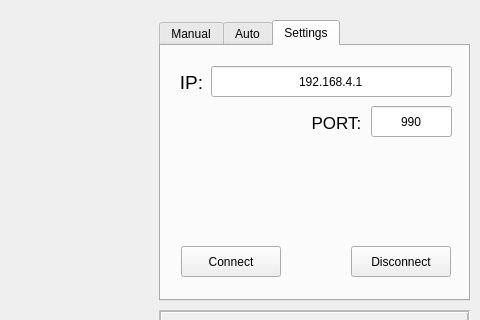
The window that GUI/host_panel.ui (ronnymajani/CarBasicESP32) describes before a commit, drawn with Qt 5; both pictures show x 361 to 841 and y 0 to 320 of the 841 by 608 pixel window.
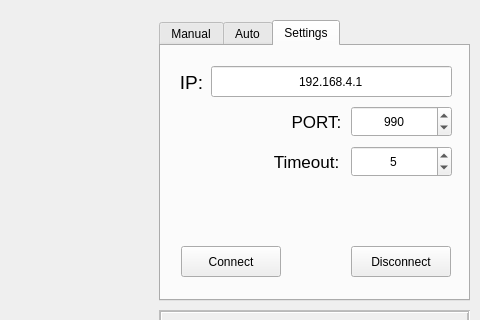
The same window after the commit.

Patch:
```diff
--- a/GUI/host_panel.ui
+++ b/GUI/host_panel.ui
@@ -818,10 +818,10 @@
      <widget class="QLabel" name="controls_settings_port_label">
       <property name="geometry">
        <rect>
-        <x>150</x>
-        <y>66</y>
+        <x>130</x>
+        <y>60</y>
         <width>51</width>
-        <height>21</height>
+        <height>31</height>
        </rect>
       </property>
       <property name="font">
@@ -836,22 +836,6 @@
        <set>Qt::AlignCenter</set>
       </property>
      </widget>
-     <widget class="QLineEdit" name="controls_settings_port_value">
-      <property name="geometry">
-       <rect>
-        <x>210</x>
-        <y>60</y>
-        <width>81</width>
-        <height>31</height>
-       </rect>
-      </property>
-      <property name="text">
-       <string>990</string>
-      </property>
-      <property name="alignment">
-       <set>Qt::AlignCenter</set>
-      </property>
-     </widget>
      <widget class="QPushButton" name="controls_settings_button_connect">
       <property name="geometry">
        <rect>
@@ -865,6 +849,89 @@
        <string>Connect</string>
       </property>
      </widget>
+     <widget class="QSpinBox" name="controls_settings_port_value">
+      <property name="geometry">
+       <rect>
+        <x>190</x>
+        <y>60</y>
+        <width>101</width>
+        <height>31</height>
+       </rect>
+      </property>
+      <property name="wrapping">
+       <bool>false</bool>
+      </property>
+      <property name="frame">
+       <bool>true</bool>
+      </property>
+      <property name="alignment">
+       <set>Qt::AlignCenter</set>
+      </property>
+      <property name="readOnly">
+       <bool>false</bool>
+      </property>
+      <property name="accelerated">
+       <bool>false</bool>
+      </property>
+      <property name="maximum">
+       <number>65535</number>
+      </property>
+      <property name="value">
+       <number>990</number>
+      </property>
+     </widget>
+     <widget class="QLabel" name="controls_settings_port_label_2">
+      <property name="geometry">
+       <rect>
+        <x>110</x>
+        <y>100</y>
+        <width>71</width>
+        <height>31</height>
+       </rect>
+      </property>
+      <property name="font">
+       <font>
+        <pointsize>13</pointsize>
+       </font>
+      </property>
+      <property name="text">
+       <string>Timeout:</string>
+      </property>
+      <property name="alignment">
+       <set>Qt::AlignCenter</set>
+      </property>
+     </widget>
+     <widget class="QSpinBox" name="controls_settings_timeout_value">
+      <property name="geometry">
+       <rect>
+        <x>190</x>
+        <y>100</y>
+        <width>101</width>
+        <height>31</height>
+       </rect>
+      </property>
+      <property name="wrapping">
+       <bool>false</bool>
+      </property>
+      <property name="frame">
+       <bool>true</bool>
+      </property>
+      <property name="alignment">
+       <set>Qt::AlignCenter</set>
+      </property>
+      <property name="readOnly">
+       <bool>false</bool>
+      </property>
+      <property name="accelerated">
+       <bool>false</bool>
+      </property>
+      <property name="maximum">
+       <number>60</number>
+      </property>
+      <property name="value">
+       <number>5</number>
+      </property>
+     </widget>
     </widget>
    </widget>
    <widget class="QWidget" name="panel_canvas" native="true">
```
